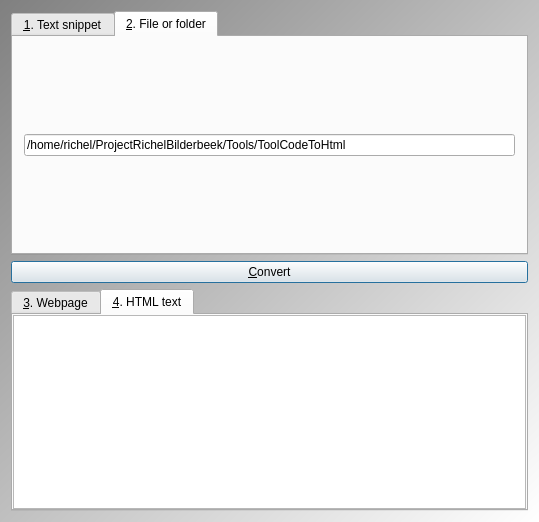
The window that Tools/ToolCodeToHtml/qtcodetohtmlmaindialog.ui (richelbilderbeek/ProjectRichelBilderbeek) describes before a commit, drawn with Qt 5.
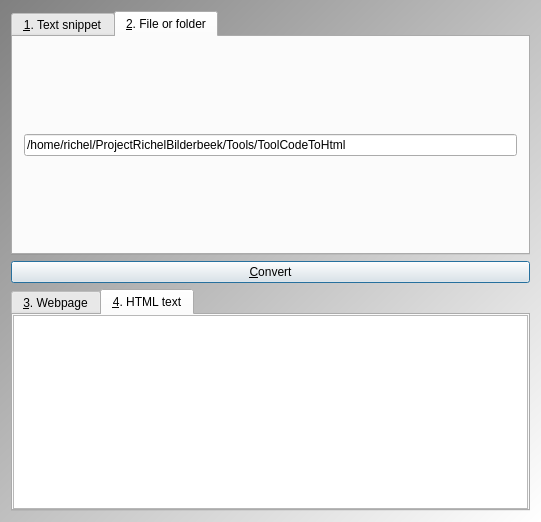
The same window after the commit. Icons and pictures are not drawn.

Patch:
```diff
--- a/Tools/ToolCodeToHtml/qtcodetohtmlmaindialog.ui
+++ b/Tools/ToolCodeToHtml/qtcodetohtmlmaindialog.ui
@@ -9,8 +9,8 @@
    <rect>
     <x>0</x>
     <y>0</y>
-    <width>539</width>
-    <height>509</height>
+    <width>541</width>
+    <height>511</height>
    </rect>
   </property>
   <property name="sizePolicy">
@@ -115,6 +115,7 @@
         <widget class="QPlainTextEdit" name="edit_html">
          <property name="font">
           <font>
+           <family>Courier New,courier,monospace</family>
            <pointsize>-1</pointsize>
            <weight>50</weight>
            <italic>false</italic>
```
Left out of the diff: 2 changed lines with no effect on the pictures.
